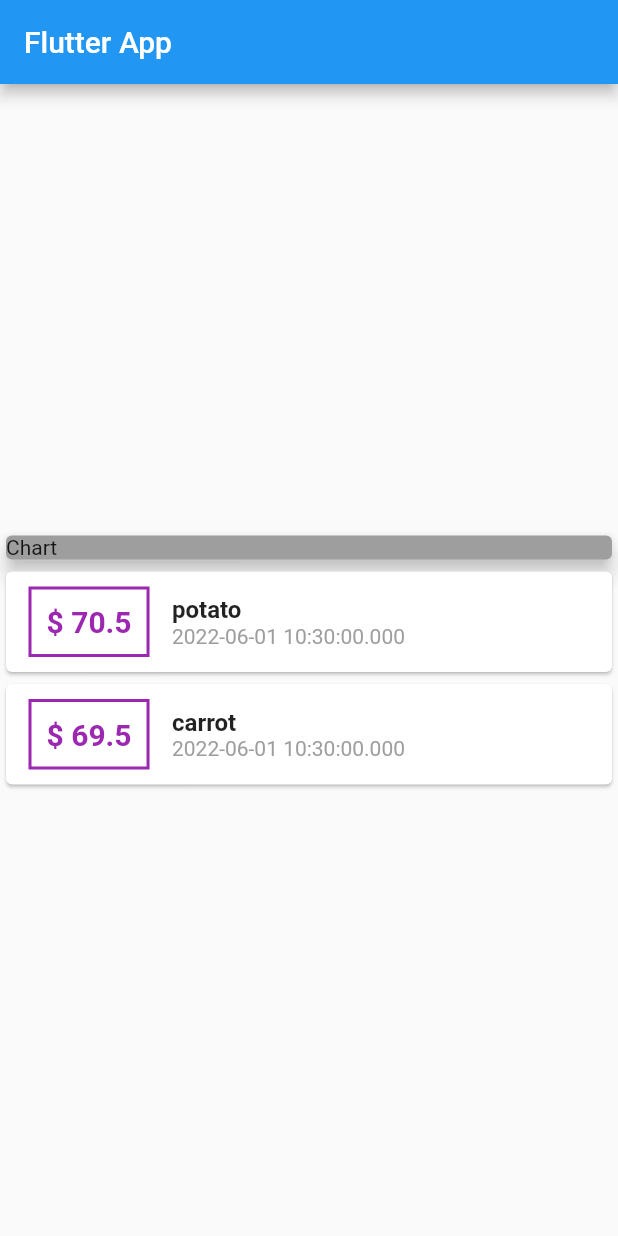
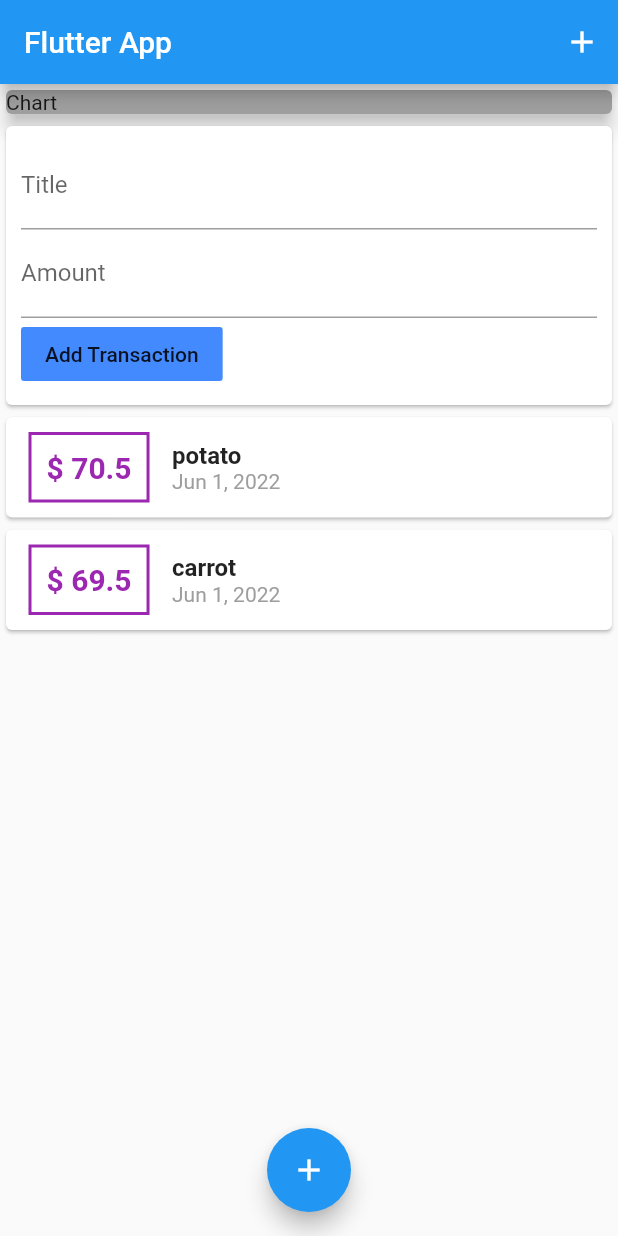
Before and after one commit to ramilsalihar/Personal-Expenses-App, a Flutter app: the screen it shows after launch, on a phone screen of 412 x 824 dp. Run offline on Flutter 3.47's test engine with Material 2 defaults, Android fonts, the phone set to English and light mode, and no system bars.

Commit message:
Adding ListView

```diff
--- a/lib/main.dart
+++ b/lib/main.dart
@@ -1,5 +1,7 @@
 import 'package:flutter/material.dart';
-import './transaction.dart';
+import 'package:personal_expenses/widgets/user_transactions.dart';
+import './widgets/user_transactions.dart';
+
 
 void main() {
   runApp(MyApp());
@@ -20,29 +22,25 @@ class MyApp extends StatelessWidget {
 
 class MyHomePage extends StatelessWidget {
 
-  final List<Transaction> transactions = [
-    Transaction(
-      id: 't1',
-      title: 'potato',
-      amount: 70.5,
-      date: DateTime.now(),
-    ),
-    Transaction(
-      id: 't2',
-      title: 'carrot',
-      amount: 69.5,
-      date: DateTime.now(),
-    ),
-  ];
+  // late String titleInput;
+  // late String amountInput;
+
+
 
   @override
   Widget build(BuildContext context) {
     return Scaffold(
       appBar: AppBar(
         title: Text('Flutter App'),
+        actions: <Widget>[
+          IconButton(
+              onPressed: () {},
+              icon: Icon(Icons.add),)
+        ],
       ),
-      body: Column(
-        mainAxisAlignment: MainAxisAlignment.center,
+      body: SingleChildScrollView(
+        child: Column(
+            // mainAxisAlignment: MainAxisAlignment.center,
             crossAxisAlignment: CrossAxisAlignment.stretch,
             children: <Widget>[
             Container(
@@ -53,48 +51,14 @@ class MyHomePage extends StatelessWidget {
                 elevation: 5,
               ),
             ),
-        Column(
-          children: transactions.map((tx) {
-            return Card(
-              child: Row(
-                children: <Widget>[
-                  Container(
-                    margin: EdgeInsets.symmetric(vertical: 10, horizontal: 15),
-                    decoration: BoxDecoration(
-                      border: Border.all(color: Colors.purple, width: 2,)
+              UserTransactions()
+          ],),
       ),
-                    padding: EdgeInsets.all(10),
-                    child: Text(
-                      '\$ ${tx.amount}',
-                      style: TextStyle(
-                        fontWeight: FontWeight.bold,
-                        fontSize: 20,
-                        color: Colors.purple,
+      floatingActionButtonLocation: FloatingActionButtonLocation.centerFloat,
+      floatingActionButton: FloatingActionButton(
+        child: Icon(Icons.add),
+        onPressed: () {},
       ),
-                    ),
-                  ),
-                  Column(
-                    crossAxisAlignment: CrossAxisAlignment.start,
-                    children: <Widget>[
-                      Text(
-                          tx.title??'',
-                        style: TextStyle(
-                          fontSize: 16,
-                          fontWeight: FontWeight.bold,
-                        ),
-                      ),
-                      Text(
-                        tx.date.toString(),
-                        style: TextStyle(color: Colors.grey),
-                      )
-                    ],
-                  )
-                ],
-              ),
-            );
-          }).toList()
-        ),
-      ],)
     );
   }
 }
--- /dev/null
+++ b/lib/widgets/new_transaction.dart
@@ -0,0 +1,58 @@
+import 'package:flutter/material.dart';
+import 'package:personal_expenses/widgets/user_transactions.dart';
+
+class NewTransaction extends StatelessWidget {
+  final titleController = TextEditingController();
+  final amountController = TextEditingController();
+  final Function addTx;
+
+  NewTransaction(this.addTx);
+
+  void submitData() {
+    final enteredTitle = titleController.text;
+    final enteredAmount = double.parse(amountController.text);
+
+    if(enteredTitle.isEmpty || enteredAmount <= 0){
+      return;
+    }
+    addTx(
+      enteredTitle,
+      enteredAmount,
+    );
+  }
+
+  @override
+  Widget build(BuildContext context) {
+    return Card(
+      child: Container(
+        padding: EdgeInsets.all(10),
+        child: Column(
+          crossAxisAlignment: CrossAxisAlignment.start,
+          children: <Widget>[
+            TextField(
+              decoration: InputDecoration(labelText: 'Title'),
+              controller: titleController,
+              onSubmitted: (_) => submitData(),
+              // onChanged: (val) {
+              //   titleInput = val;
+              // },
+            ),
+            TextField(
+              decoration: InputDecoration(labelText: 'Amount'),
+              controller: amountController,
+              keyboardType: TextInputType.number,
+              onSubmitted: (_) => submitData(),
+              // onChanged: (val) {
+              //   amountInput = val;
+              // },
+            ),
+            FlatButton(
+                color: Colors.blueAccent,
+                onPressed: () => submitData,
+                child: Text('Add Transaction'))
+          ],
+        ),
+      ),
+    );
+  }
+}
--- /dev/null
+++ b/lib/widgets/transaction_list.dart
@@ -0,0 +1,58 @@
+import 'package:flutter/material.dart';
+import '../../models/transaction.dart';
+import 'package:intl/intl.dart';
+
+class TransactionList extends StatelessWidget {
+  final List<Transaction> transactions;
+
+  TransactionList(this.transactions);
+
+  @override
+  Widget build(BuildContext context) {
+    return Container(
+      height: 300,
+        child: ListView.builder(
+          itemBuilder: (ctx, index) {
+              return Card(
+                child: Row(
+                  children: <Widget>[
+                    Container(
+                      margin: EdgeInsets.symmetric(vertical: 10, horizontal: 15),
+                      decoration: BoxDecoration(
+                          border: Border.all(color: Colors.purple, width: 2,)
+                      ),
+                      padding: EdgeInsets.all(10),
+                      child: Text(
+                        '\$ ${transactions[index].amount??0.toStringAsFixed(2)}',
+                        style: TextStyle(
+                          fontWeight: FontWeight.bold,
+                          fontSize: 20,
+                          color: Colors.purple,
+                        ),
+                      ),
+                    ),
+                    Column(
+                      crossAxisAlignment: CrossAxisAlignment.start,
+                      children: <Widget>[
+                        Text(
+                          transactions[index].title??'',
+                          style: TextStyle(
+                            fontSize: 16,
+                            fontWeight: FontWeight.bold,
+                          ),
+                        ),
+                        Text(
+                          DateFormat.yMMMd().format(transactions[index].date! as DateTime),
+                          style: TextStyle(color: Colors.grey),
+                        )
+                      ],
+                    )
+                  ],
+                ),
+              );
+          },
+            itemCount: transactions.length,
+        ),
+    );
+  }
+}
--- /dev/null
+++ b/lib/widgets/user_transactions.dart
@@ -0,0 +1,51 @@
+import 'package:flutter/material.dart';
+import './new_transaction.dart';
+import './transaction_list.dart';
+import '../models/transaction.dart';
+
+class UserTransactions extends StatefulWidget {
+  const UserTransactions({Key? key}) : super(key: key);
+
+  @override
+  State<UserTransactions> createState() => _UserTransactionsState();
+}
+
+class _UserTransactionsState extends State<UserTransactions> {
+  final List<Transaction> _userTransaction = [
+    Transaction(
+      id: 't1',
+      title: 'potato',
+      amount: 70.5,
+      date: DateTime.now(),
+    ),
+    Transaction(
+      id: 't2',
+      title: 'carrot',
+      amount: 69.5,
+      date: DateTime.now(),
+    ),
+  ];
+
+  void _addNewTransaction(String txTitle, double txAmount){
+    final newTx = Transaction(
+        id: DateTime.now().toString(),
+        title: txTitle,
+        amount: txAmount,
+        date: DateTime.now(),
+    );
+
+    setState((){
+      _userTransaction.add(newTx);
+    });
+  }
+
+  @override
+  Widget build(BuildContext context) {
+    return Column(
+      children: <Widget>[
+        NewTransaction(_addNewTransaction),
+        TransactionList(_userTransaction),
+      ],
+    );
+  }
+}
--- a/pubspec.yaml
+++ b/pubspec.yaml
@@ -34,6 +34,7 @@ dependencies:
   # The following adds the Cupertino Icons font to your application.
   # Use with the CupertinoIcons class for iOS style icons.
   cupertino_icons: ^1.0.2
+  intl: ^0.17.0
 
 dev_dependencies:
   flutter_test:
```
Also changed, not shown: lib/models/transaction.dart (renamed from lib/transaction.dart), pubspec.lock. Lines whose indentation alone changed are shown as unchanged.
